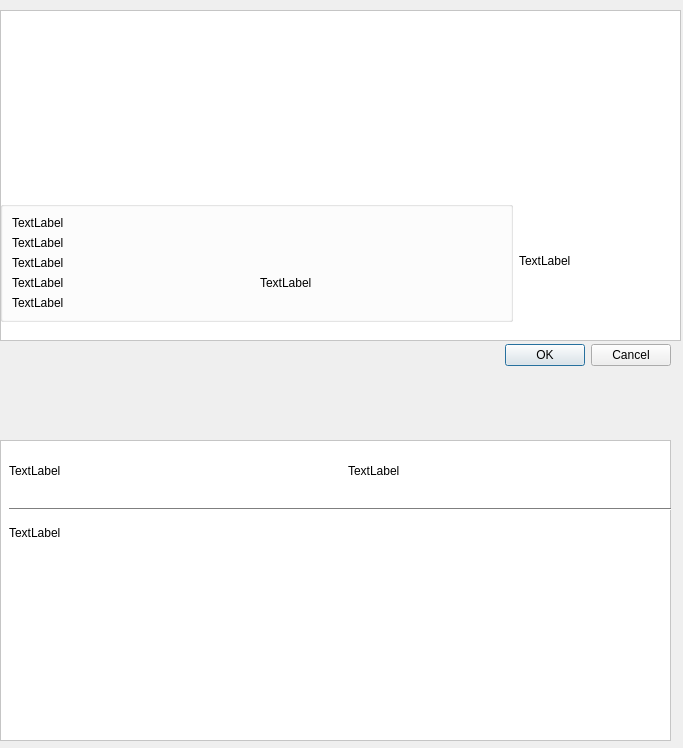
Above: label.ui from garbagepatch/PythonApp before the change. Below: the same form after it.
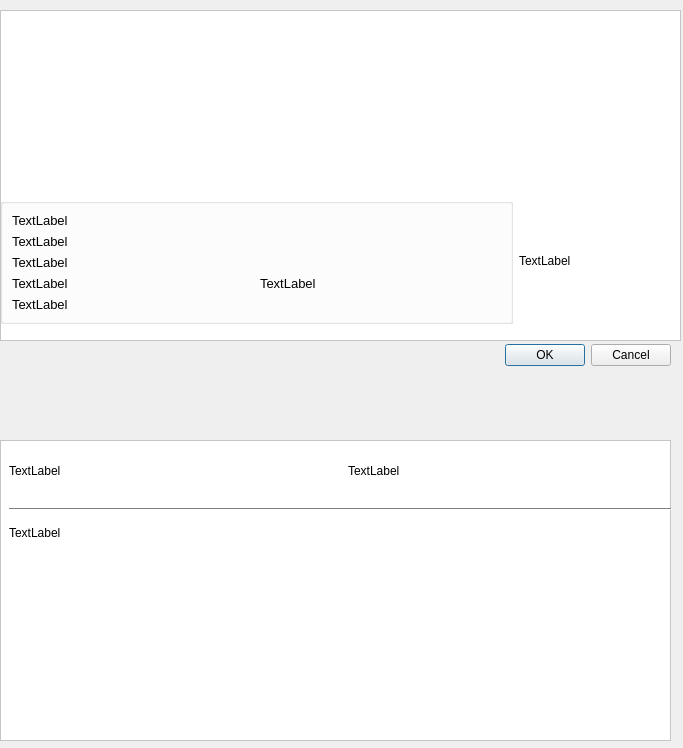
That is the form after the change. Icons and pictures are not drawn.

```diff
--- a/label.ui
+++ b/label.ui
@@ -551,6 +551,11 @@
            <layout class="QGridLayout" name="gridLayout_2">
             <item row="3" column="1">
              <widget class="QLabel" name="conLabel">
+              <property name="font">
+               <font>
+                <pointsize>10</pointsize>
+               </font>
+              </property>
               <property name="text">
                <string>TextLabel</string>
               </property>
@@ -561,6 +566,11 @@
             </item>
             <item row="2" column="1">
              <widget class="QLabel" name="pHLabel">
+              <property name="font">
+               <font>
+                <pointsize>10</pointsize>
+               </font>
+              </property>
               <property name="text">
                <string>TextLabel</string>
               </property>
@@ -571,6 +581,11 @@
             </item>
             <item row="5" column="1">
              <widget class="QLabel" name="deliveryLabel">
+              <property name="font">
+               <font>
+                <pointsize>10</pointsize>
+               </font>
+              </property>
               <property name="text">
                <string>TextLabel</string>
               </property>
@@ -581,6 +596,11 @@
             </item>
             <item row="6" column="1">
              <widget class="QLabel" name="lotLabel">
+              <property name="font">
+               <font>
+                <pointsize>10</pointsize>
+               </font>
+              </property>
               <property name="text">
                <string>TextLabel</string>
               </property>
@@ -591,6 +611,11 @@
             </item>
             <item row="4" column="1">
              <widget class="QLabel" name="dateLabel">
+              <property name="font">
+               <font>
+                <pointsize>10</pointsize>
+               </font>
+              </property>
               <property name="text">
                <string>TextLabel</string>
               </property>
@@ -611,6 +636,11 @@
             </item>
             <item row="5" column="2">
              <widget class="QLabel" name="emailLabel">
+              <property name="font">
+               <font>
+                <pointsize>10</pointsize>
+               </font>
+              </property>
               <property name="text">
                <string>TextLabel</string>
               </property>
```
